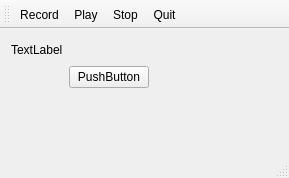
Before: the Qt Designer form wolfclick/mainwindow.ui in belab/WolfClick, drawn with Qt 5.
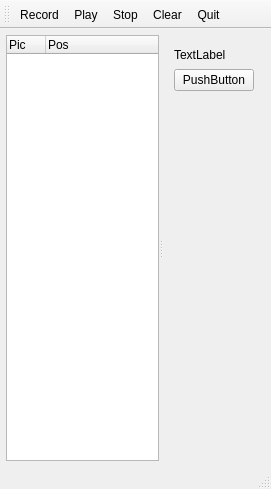
After: the same form once the commit is applied.

```diff
--- a/wolfclick/mainwindow.ui
+++ b/wolfclick/mainwindow.ui
@@ -6,19 +6,68 @@
    <rect>
     <x>0</x>
     <y>0</y>
-    <width>289</width>
-    <height>178</height>
+    <width>271</width>
+    <height>489</height>
    </rect>
   </property>
   <property name="windowTitle">
    <string>WolfClick</string>
   </property>
   <widget class="QWidget" name="centralWidget">
+   <layout class="QVBoxLayout" name="verticalLayout">
+    <property name="spacing">
+     <number>6</number>
+    </property>
+    <property name="margin">
+     <number>6</number>
+    </property>
+    <item>
+     <widget class="QSplitter" name="splitter">
+      <property name="orientation">
+       <enum>Qt::Horizontal</enum>
+      </property>
+      <widget class="QTreeWidget" name="treeWidget">
+       <property name="horizontalScrollBarPolicy">
+        <enum>Qt::ScrollBarAlwaysOff</enum>
+       </property>
+       <property name="indentation">
+        <number>10</number>
+       </property>
+       <property name="rootIsDecorated">
+        <bool>true</bool>
+       </property>
+       <property name="wordWrap">
+        <bool>true</bool>
+       </property>
+       <property name="headerHidden">
+        <bool>false</bool>
+       </property>
+       <attribute name="headerCascadingSectionResizes">
+        <bool>false</bool>
+       </attribute>
+       <attribute name="headerDefaultSectionSize">
+        <number>39</number>
+       </attribute>
+       <attribute name="headerStretchLastSection">
+        <bool>true</bool>
+       </attribute>
+       <column>
+        <property name="text">
+         <string>Pic</string>
+        </property>
+       </column>
+       <column>
+        <property name="text">
+         <string>Pos</string>
+        </property>
+       </column>
+      </widget>
+      <widget class="QWidget" name="widget" native="true">
    <layout class="QGridLayout" name="gridLayout">
     <item row="0" column="0">
      <widget class="QLabel" name="label">
       <property name="sizePolicy">
-       <sizepolicy hsizetype="Minimum" vsizetype="Preferred">
+           <sizepolicy hsizetype="Preferred" vsizetype="Preferred">
         <horstretch>0</horstretch>
         <verstretch>0</verstretch>
        </sizepolicy>
@@ -29,38 +78,19 @@
      </widget>
     </item>
     <item row="0" column="1">
-     <spacer name="horizontalSpacer_3">
-      <property name="orientation">
-       <enum>Qt::Horizontal</enum>
-      </property>
-      <property name="sizeType">
-       <enum>QSizePolicy::Preferred</enum>
-      </property>
-      <property name="sizeHint" stdset="0">
-       <size>
-        <width>40</width>
-        <height>20</height>
-       </size>
-      </property>
-     </spacer>
-    </item>
-    <item row="1" column="0">
      <spacer name="horizontalSpacer">
       <property name="orientation">
        <enum>Qt::Horizontal</enum>
       </property>
-      <property name="sizeType">
-       <enum>QSizePolicy::Minimum</enum>
-      </property>
       <property name="sizeHint" stdset="0">
        <size>
-        <width>20</width>
-        <height>20</height>
+            <width>0</width>
+            <height>17</height>
        </size>
       </property>
      </spacer>
     </item>
-    <item row="1" column="1">
+        <item row="1" column="0">
      <widget class="QPushButton" name="pushButton">
       <property name="sizePolicy">
        <sizepolicy hsizetype="Fixed" vsizetype="Fixed">
@@ -79,19 +109,6 @@
       </property>
      </widget>
     </item>
-    <item row="1" column="2">
-     <spacer name="horizontalSpacer_2">
-      <property name="orientation">
-       <enum>Qt::Horizontal</enum>
-      </property>
-      <property name="sizeHint" stdset="0">
-       <size>
-        <width>107</width>
-        <height>20</height>
-       </size>
-      </property>
-     </spacer>
-    </item>
     <item row="2" column="0">
      <spacer name="verticalSpacer">
       <property name="orientation">
@@ -99,11 +116,15 @@
       </property>
       <property name="sizeHint" stdset="0">
        <size>
-        <width>20</width>
-        <height>180</height>
+            <width>17</width>
+            <height>339</height>
        </size>
       </property>
      </spacer>
+        </item>
+       </layout>
+      </widget>
+     </widget>
     </item>
    </layout>
   </widget>
@@ -121,6 +142,7 @@
    <addaction name="actionRecord"/>
    <addaction name="actionPlay"/>
    <addaction name="actionStop"/>
+   <addaction name="actionClear"/>
    <addaction name="actionQuit"/>
   </widget>
   <action name="actionRecord">
@@ -170,6 +192,14 @@
     <string>Ctrl+S</string>
    </property>
   </action>
+  <action name="actionClear">
+   <property name="text">
+    <string>Clear</string>
+   </property>
+   <property name="shortcut">
+    <string>Ctrl+R</string>
+   </property>
+  </action>
  </widget>
  <layoutdefault spacing="6" margin="11"/>
  <resources/>
```
Lines whose indentation alone changed are shown as unchanged.
